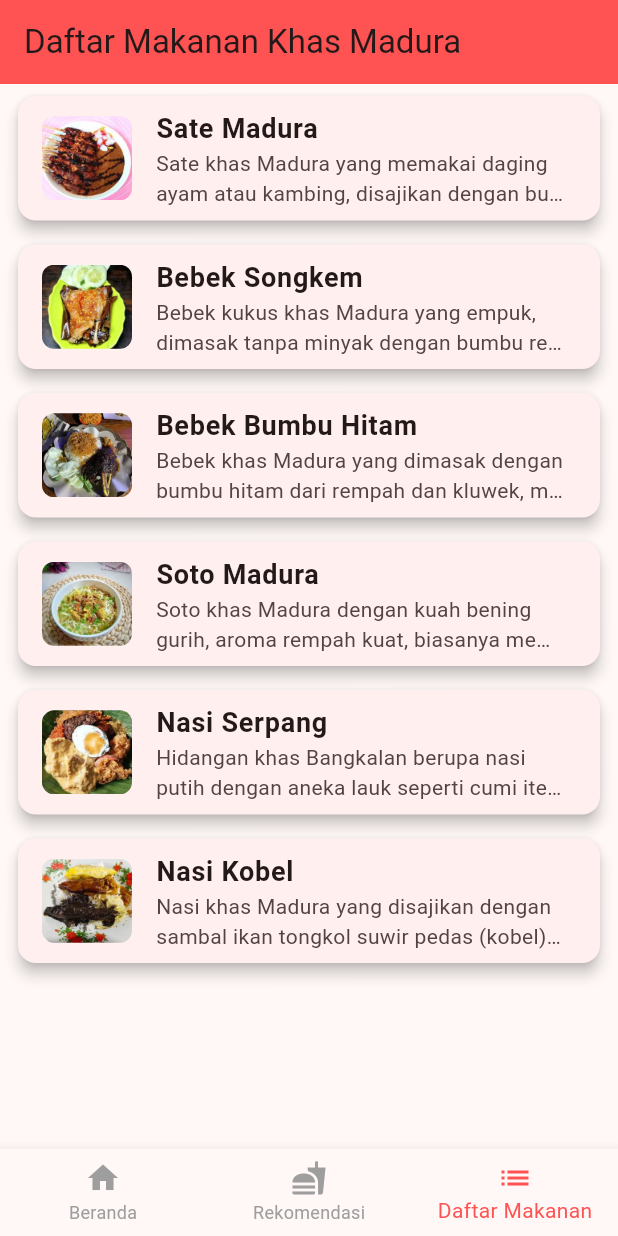
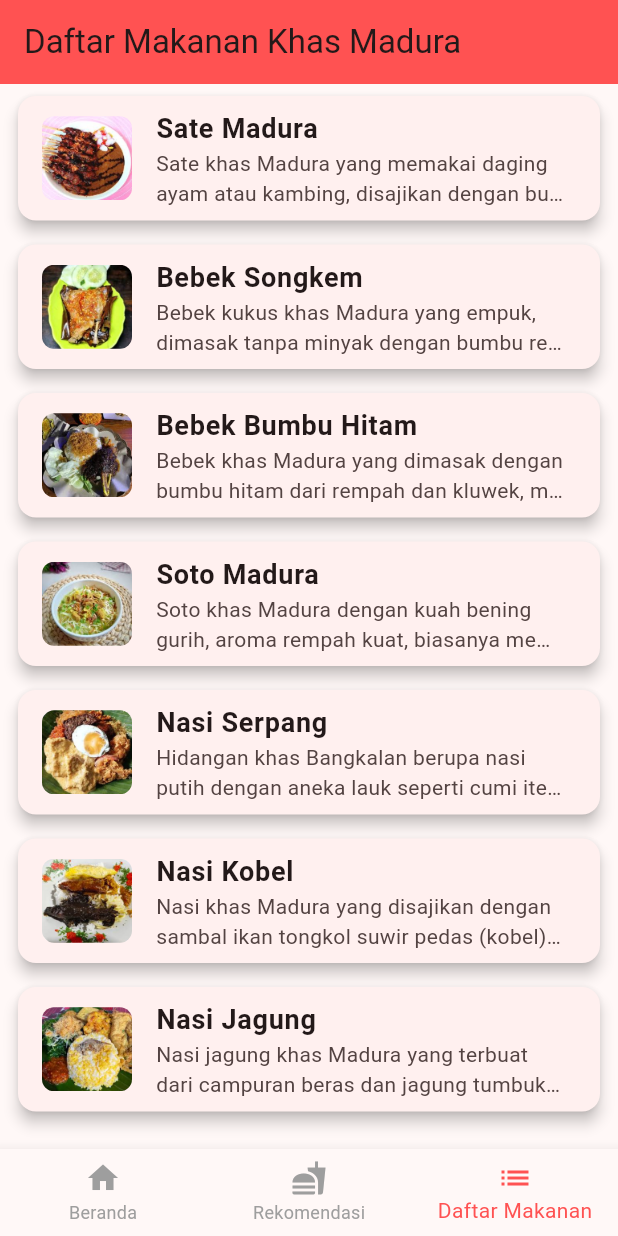
Before and after one commit to Yofaa123/Project-Flutter, a Flutter app: the screen it shows after launch, item 3 of the bottom bar chosen, on a phone screen of 412 x 824 dp. Run offline on Flutter 3.47's test engine with Material 3 defaults, Android fonts, the light colour scheme and no system bars; our stand-ins replace share_plus.

Commit message:
menambahkan menu makanan dan detail makanan Nasi Jagung

```diff
--- a/lib/data/makanan_data.dart
+++ b/lib/data/makanan_data.dart
@@ -200,4 +200,32 @@ final List<Makanan> daftarMakanan = [
     saranPenyajian:
         'Nikmati saat masih hangat dengan kerupuk dan perasan jeruk limau agar lebih segar.',
   ),
+
+  Makanan(
+    nama: 'Nasi Jagung',
+    deskripsi:
+        'Nasi jagung khas Madura yang terbuat dari campuran beras dan jagung tumbuk, disajikan dengan lauk sederhana namun kaya rasa.',
+    gambar: 'jagung.jpeg',
+    bahan: [
+      '200 gr jagung pipil kering (tumbuk kasar / menir jagung)',
+      '200 gr beras',
+      'Air secukupnya untuk memasak',
+      '1/2 sdt garam',
+      'Sayur urap atau sayur bening sebagai pendamping',
+    ],
+    bumbu: [
+      'Ikan asin goreng',
+      'Sambal terasi',
+      'Parutan kelapa berbumbu (untuk urap): bawang putih, bawang merah, cabai, garam, dan kencur',
+    ],
+    langkah: [
+      'Cuci beras dan menir jagung hingga bersih.',
+      'Campurkan beras dan jagung, tambahkan garam, lalu masak seperti memasak nasi biasa.',
+      'Siapkan urap: kukus kelapa parut dan bumbu halus, lalu campurkan.',
+      'Goreng ikan asin hingga matang dan renyah.',
+      'Sajikan nasi jagung dengan urap, sambal, dan ikan asin.',
+    ],
+    saranPenyajian:
+        'Paling nikmat disantap hangat bersama ikan asin dan sambal terasi pedas.',
+  ),
 ];
```
